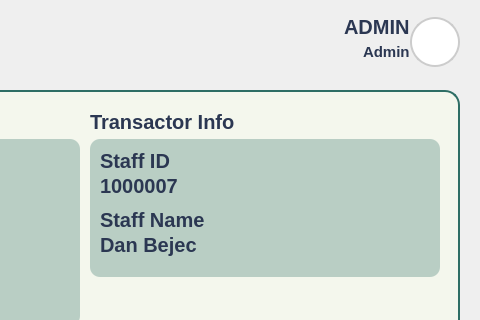
Old version of the form Views/Admin_TransactionDetails.ui in the repository VinsmokeSanji69/COVACHA_CLINIC_SYSTEM; both pictures show x 670 to 1150 and y 0 to 320 of the 1150 by 560 pixel window.
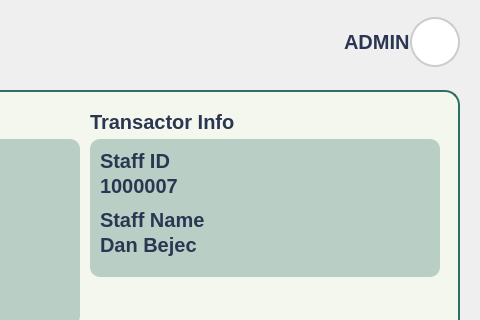
New version of the form.

Patch:
```diff
--- a/Views/Admin_TransactionDetails.ui
+++ b/Views/Admin_TransactionDetails.ui
@@ -302,7 +302,7 @@
               <property name="spacing">
                <number>0</number>
               </property>
-              <item>
+              <item alignment="Qt::AlignVCenter">
                <widget class="QLabel" name="UserName">
                 <property name="text">
                  <string>ADMIN</string>
@@ -312,16 +312,6 @@
                 </property>
                </widget>
               </item>
-              <item alignment="Qt::AlignRight">
-               <widget class="QLabel" name="UserType">
-                <property name="text">
-                 <string>Admin</string>
-                </property>
-                <property name="alignment">
-                 <set>Qt::AlignLeading</set>
-                </property>
-               </widget>
-              </item>
              </layout>
             </item>
             <item>
```
